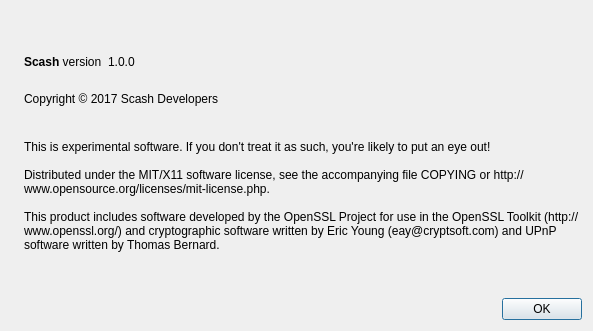
Before: the Qt Designer form src/qt/forms/aboutdialog.ui in dragononcrypto/scashcpp, drawn with Qt 5.
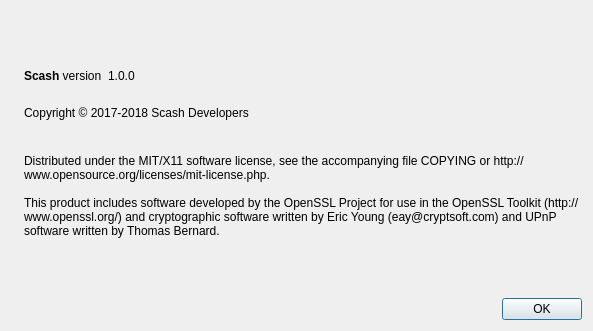
After: the same form once the commit is applied. Icons and pictures are not drawn.

```diff
--- a/src/qt/forms/aboutdialog.ui
+++ b/src/qt/forms/aboutdialog.ui
@@ -92,7 +92,7 @@
        </property>
        <property name="text">
         <string>
-Copyright © 2017 Scash Developers
+Copyright © 2017-2018 Scash Developers
 </string>
        </property>
        <property name="textInteractionFlags">
@@ -107,8 +107,6 @@
        </property>
        <property name="text">
         <string>
-This is experimental software. If you don't treat it as such, you're likely to put an eye out!
-
 Distributed under the MIT/X11 software license, see the accompanying file COPYING or http://www.opensource.org/licenses/mit-license.php.
 
 This product includes software developed by the OpenSSL Project for use in the OpenSSL Toolkit (http://www.openssl.org/) and cryptographic software written by Eric Young (eay@cryptsoft.com) and UPnP software written by Thomas Bernard.</string>
```
